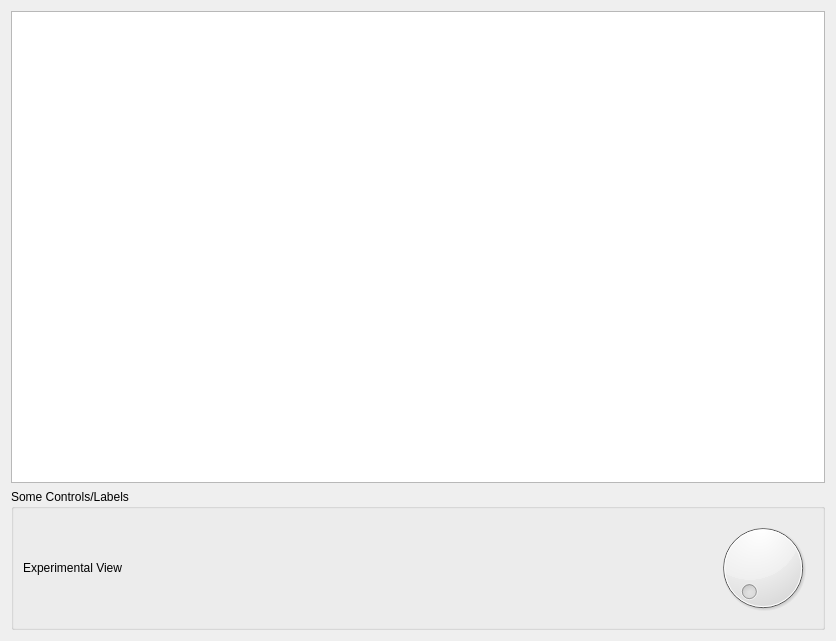
Old version of the form src/gui/widgets/ExperimentalKDEView1.ui in the repository gvansickle/AwesomeMediaLibraryManager.
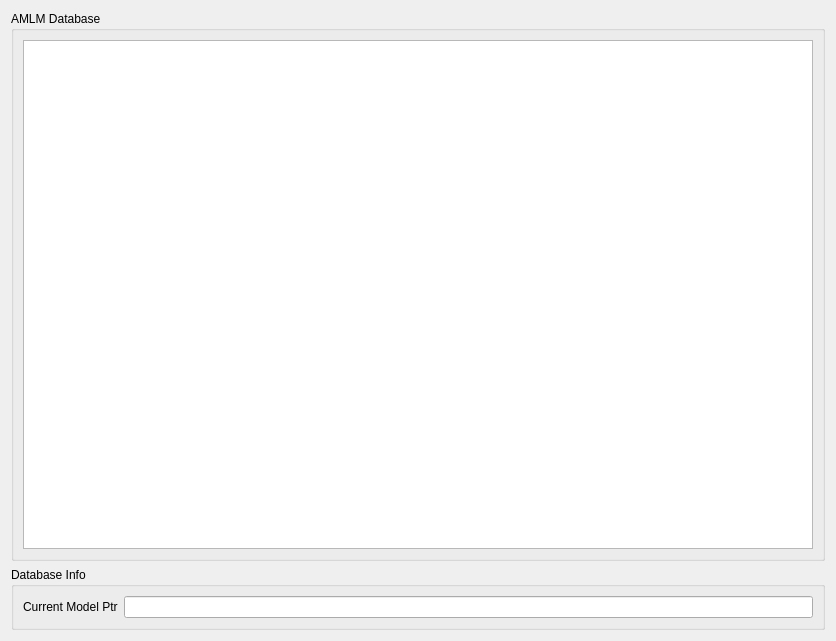
New version of the form.

The edit to the form file:
```diff
--- a/src/gui/widgets/ExperimentalKDEView1.ui
+++ b/src/gui/widgets/ExperimentalKDEView1.ui
@@ -14,45 +14,41 @@
    <string>New Tree View</string>
   </property>
   <layout class="QGridLayout" name="gridLayout_2">
+   <item row="0" column="0">
+    <widget class="QGroupBox" name="groupBox_2">
+     <property name="title">
+      <string>AMLM Database</string>
+     </property>
+     <layout class="QGridLayout" name="gridLayout_3">
+      <item row="0" column="0">
+       <widget class="QTreeView" name="m_top_level_tree_view"/>
+      </item>
+     </layout>
+    </widget>
+   </item>
    <item row="1" column="0">
     <widget class="QGroupBox" name="groupBox">
      <property name="title">
-      <string>Some Controls/Labels</string>
+      <string>Database Info</string>
      </property>
      <layout class="QGridLayout" name="gridLayout">
       <item row="0" column="0">
-       <layout class="QHBoxLayout" name="horizontalLayout">
-        <item>
-         <widget class="QLabel" name="label">
+       <layout class="QFormLayout" name="formLayout">
+        <item row="0" column="0">
+         <widget class="QLabel" name="currentModelPtrLabel">
           <property name="text">
-           <string>Experimental View</string>
+           <string>Current Model Ptr</string>
           </property>
          </widget>
         </item>
-        <item>
-         <spacer name="horizontalSpacer">
-          <property name="orientation">
-           <enum>Qt::Horizontal</enum>
-          </property>
-          <property name="sizeHint" stdset="0">
-           <size>
-            <width>40</width>
-            <height>20</height>
-           </size>
-          </property>
-         </spacer>
-        </item>
-        <item>
-         <widget class="QDial" name="dial"/>
+        <item row="0" column="1">
+         <widget class="QLineEdit" name="m_currentModelPtrLineEdit"/>
         </item>
        </layout>
       </item>
      </layout>
     </widget>
    </item>
-   <item row="0" column="0">
-    <widget class="QTreeView" name="m_top_level_tree_view"/>
-   </item>
   </layout>
  </widget>
  <resources/>
```
